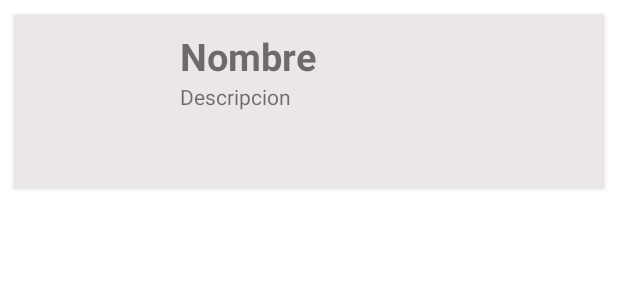
After one commit to vcosme9/IoT-Team05, an Android app: the layout layout_listitem.xml on its own in the app's theme, with its tools: preview values and no code run, on a phone screen of 412 x 824 dp. The commit adds this screen. Shown: the top 300 px of the screen. Run offline under Robolectric (Android 15) with nearby library versions, the phone set to English and light mode, and no system bars.

Commit message:
Fragment Productos hecho
Fragment productos con recycler view que coge datos de la nube

```diff
--- a/Aplicacion/NeverApp/app/src/main/java/com/vicent/neverapp/MainActivity.java
+++ b/Aplicacion/NeverApp/app/src/main/java/com/vicent/neverapp/MainActivity.java
@@ -1,5 +1,6 @@
 package com.vicent.neverapp;
 
+import android.content.Context;
 import android.content.Intent;
 import android.os.Bundle;
 
@@ -8,6 +9,7 @@ import com.google.android.material.snackbar.Snackbar;
 
 import android.view.MenuItem;
 import android.view.View;
+
 
 import androidx.navigation.NavController;
 import androidx.navigation.Navigation;
@@ -24,9 +26,11 @@ import androidx.appcompat.widget.Toolbar;
 
 import android.view.Menu;
 
-public class MainActivity extends AppCompatActivity {
+public class MainActivity extends AppCompatActivity  {
 
     private AppBarConfiguration mAppBarConfiguration;
+
+
 
     @Override
     protected void onCreate(Bundle savedInstanceState) {
--- /dev/null
+++ b/Aplicacion/NeverApp/app/src/main/res/layout/layout_listitem.xml
@@ -0,0 +1,59 @@
+<?xml version="1.0" encoding="utf-8"?>
+<LinearLayout xmlns:android="http://schemas.android.com/apk/res/android"
+    xmlns:card_view="http://schemas.android.com/apk/res-auto"
+    android:orientation="vertical"
+    android:layout_width="match_parent"
+    android:layout_height="match_parent"
+    android:background="@android:color/white">
+
+    <androidx.cardview.widget.CardView
+        android:layout_width="match_parent"
+        android:layout_height="wrap_content"
+        android:layout_marginLeft="10dp"
+        android:layout_marginRight="10dp"
+        android:layout_marginTop="10dp"
+        card_view:cardBackgroundColor="#ece7e7">
+
+        <LinearLayout
+            android:layout_width="match_parent"
+            android:layout_height="wrap_content"
+            android:orientation="horizontal">
+
+            <ImageView
+                android:id="@+id/idImagen"
+                android:layout_width="100dp"
+                android:layout_height="100dp"
+
+                android:layout_marginTop="15dp"
+                android:layout_marginRight="10dp"/>
+
+            <LinearLayout
+                android:layout_width="wrap_content"
+                android:layout_height="wrap_content"
+                android:orientation="vertical">
+
+                <TextView
+                    android:id="@+id/idNombre"
+                    android:layout_marginTop="10dp"
+                    android:layout_width="wrap_content"
+                    android:layout_height="wrap_content"
+                    android:text="Nombre"
+                    android:textSize="25sp"
+                    android:textStyle="bold" />
+
+                <TextView
+                    android:id="@+id/idInfo"
+                    android:layout_width="wrap_content"
+                    android:layout_height="wrap_content"
+                    android:text="Descripcion "
+                    android:layout_marginBottom="15dp"
+                    android:layout_marginRight="10dp"/>
+
+            </LinearLayout>
+
+        </LinearLayout>
+
+    </androidx.cardview.widget.CardView>
+
+
+</LinearLayout>
--- a/Aplicacion/NeverApp/build.gradle
+++ b/Aplicacion/NeverApp/build.gradle
@@ -9,6 +9,8 @@ buildscript {
     dependencies {
         classpath 'com.android.tools.build:gradle:3.5.2'
         classpath 'com.google.gms:google-services:4.3.2'
+
+
 
 
         // NOTE: Do not place your application dependencies here; they belong
```
Also changed, not shown: Aplicacion/NeverApp/app/build.gradle (+17 -4 lines), Aplicacion/NeverApp/app/src/main/AndroidManifest.xml (+6 -1 lines), Aplicacion/NeverApp/app/src/main/java/com/vicent/neverapp/ui/productos/ClaseProducto.java (added, +37 -0 lines), Aplicacion/NeverApp/app/src/main/java/com/vicent/neverapp/ui/productos/ProductosAdapter.java (added, +67 -0 lines), Aplicacion/NeverApp/app/src/main/java/com/vicent/neverapp/ui/productos/ProductosFragment.java (+111 -13 lines), Aplicacion/NeverApp/app/src/main/res/layout/fragment_productos.xml (+4 -12 lines), 1447 other files.
